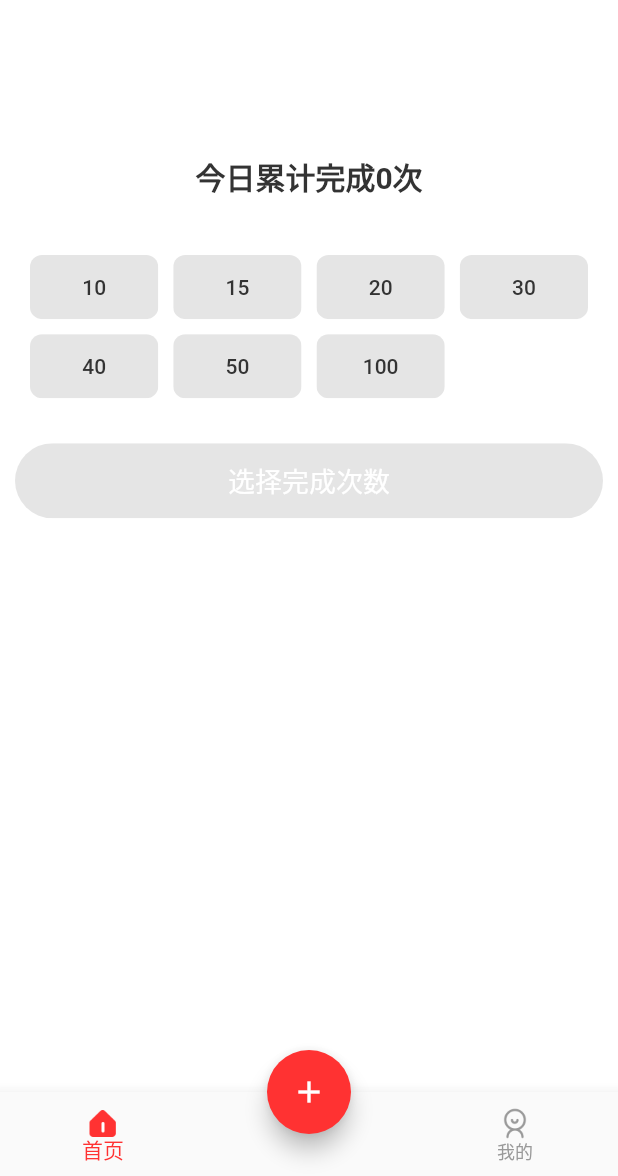
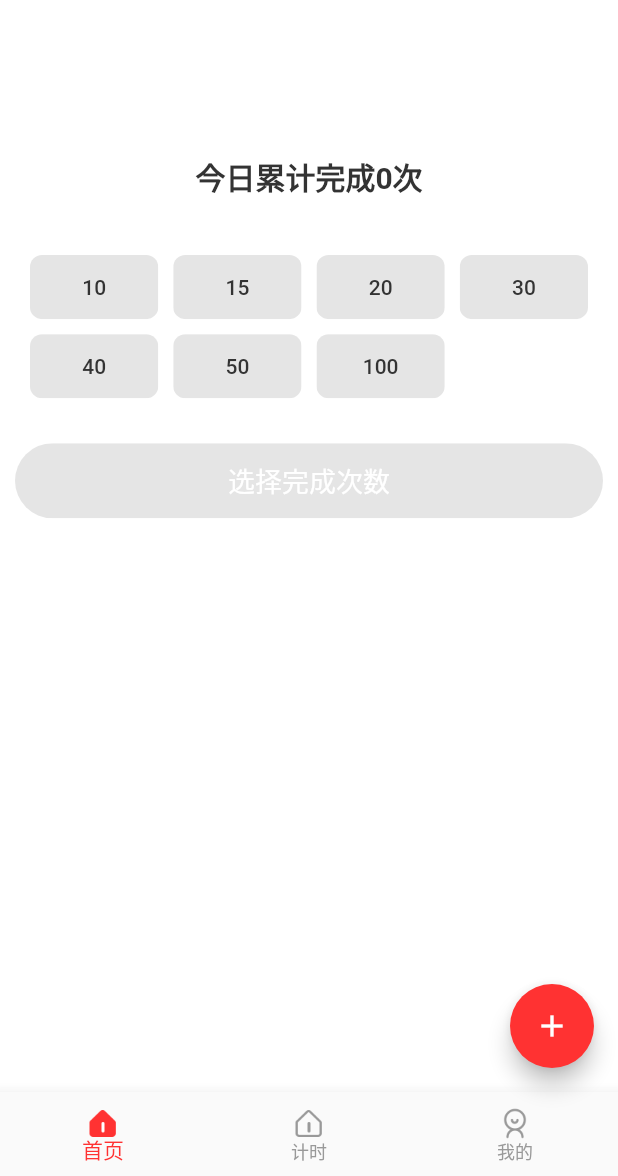
Before and after one commit to Youngto25/flutter-we-play, a Flutter app: the screen it shows after launch, on a phone screen of 412 x 824 dp, the part 60-1236 px from its top. Run offline on Flutter 3.47's test engine with Material 2 defaults, Android fonts, the phone set to English and light mode, and no system bars; our stand-ins replace dio, event_bus, flutter_easyrefresh, fluttertoast, image_picker, photo_view and 1 more; missing offline and left inert: common_utils.

Commit message:
+ 计时器功能

```diff
--- a/lib/components/AppBarX.dart
+++ b/lib/components/AppBarX.dart
@@ -4,7 +4,15 @@ class AppBarX extends StatefulWidget implements PreferredSizeWidget {
   final double contentHeight = 50.0;
   final String title;
   final double elevation;
-  AppBarX({Key key, this.title, this.elevation = 0.4}) : super(key: key);
+  final Color bgColor;
+  final Brightness brightness;
+  AppBarX(
+      {Key key,
+      this.title,
+      this.elevation = 0.4,
+      this.bgColor = Colors.white,
+      this.brightness = Brightness.dark})
+      : super(key: key);
 
   @override
   _AppBarXState createState() => _AppBarXState();
@@ -21,6 +29,8 @@ class _AppBarXState extends State<AppBarX> {
         title: Text(this.widget.title),
         toolbarHeight: this.widget.contentHeight,
         elevation: this.widget.elevation,
+        backgroundColor: this.widget.bgColor,
+        brightness: this.widget.brightness,
       ),
     );
   }
--- a/lib/pages/index/Index.dart
+++ b/lib/pages/index/Index.dart
@@ -49,6 +49,7 @@ class _IndexState extends State<Index> {
     return Scaffold(
       appBar: AppBarX(
           title: "$now${context.watch<Language>().language["welcome"]}—We Play",
+          brightness: Brightness.light,
           elevation: 0),
       body: Container(
           width: double.infinity,
--- a/lib/pages/tabs/Tabs.dart
+++ b/lib/pages/tabs/Tabs.dart
@@ -1,6 +1,7 @@
 import 'package:flutter/material.dart';
 import 'package:flutter_app/pages/index/Index.dart';
 import 'package:flutter_app/pages/tabs/Setting.dart';
+import 'package:flutter_app/pages/timer/Index.dart';
 import 'package:flutter_app/pages/user/User.dart';
 
 class Tabs extends StatefulWidget {
@@ -12,7 +13,7 @@ class Tabs extends StatefulWidget {
 }
 
 class _TabsState extends State<Tabs> {
-  int _currentIndex = 0;
+  int _currentIndex = 1;
 
   PageController _pageController;
 
@@ -25,7 +26,7 @@ class _TabsState extends State<Tabs> {
     this._pageController = PageController(initialPage: this._currentIndex);
   }
 
-  List<Widget> _pageList = [Index(), Setting(), User()];
+  List<Widget> _pageList = [Index(), TheTimer(), User()];
   @override
   Widget build(BuildContext context) {
     return Scaffold(
@@ -37,7 +38,6 @@ class _TabsState extends State<Tabs> {
           Navigator.of(context).pushNamed("/photo");
         },
       ),
-        floatingActionButtonLocation: FloatingActionButtonLocation.centerDocked,
       // persistentFooterButtons: [Text('niaho'),Text('niaho')],
       body: PageView(
         physics: NeverScrollableScrollPhysics(),
@@ -47,9 +47,6 @@ class _TabsState extends State<Tabs> {
       bottomNavigationBar: BottomNavigationBar(
         currentIndex: this._currentIndex,
         onTap: (int index) {
-          if(index == 1){
-            return;
-          }
           setState(() {
             this._currentIndex = index;
             this._pageController.jumpToPage(this._currentIndex);
@@ -68,10 +65,10 @@ class _TabsState extends State<Tabs> {
               title: Text('首页', style: TextStyle(fontSize: 12))),
           BottomNavigationBarItem(
               icon: Image.asset('images/bar_home_normal.png',
-                  width: 1, height: 1),
+                  width: 24, height: 24),
               activeIcon: Image.asset('images/bar_home_click.png',
-                  width: 1, height: 1),
-              title: Text('', style: TextStyle(fontSize: 12))),
+                  width: 24, height: 24),
+              title: Text('计时', style: TextStyle(fontSize: 12))),
           BottomNavigationBarItem(
               icon: Image.asset('images/bar_user_normal.png',
                   width: 24, height: 24),
--- a/lib/routes/Routes.dart
+++ b/lib/routes/Routes.dart
@@ -2,6 +2,7 @@ import 'package:flutter/material.dart';
 import 'package:flutter_app/pages/index/Index.dart';
 import 'package:flutter_app/pages/photoGet/PhotoGet.dart';
 import 'package:flutter_app/pages/home/Home.dart';
+import 'package:flutter_app/pages/timer/Index.dart';
 import 'package:flutter_app/pages/weather/Weather.dart';
 
 import '../pages/FormPage.dart';
@@ -19,6 +20,7 @@ final routes = {
   // 图片获取yemian
   '/photo': (context) => PhotoGet(),
   '/weather': (context) => Weather(),
+  '/timer': (context) => TheTimer(),
 };
 
 var onGenerateRoute = (RouteSettings settings) {
```
Also changed, not shown: lib/components/TimerRun.dart (added, +134 -0 lines), lib/pages/timer/Index.dart (added, +131 -0 lines).
